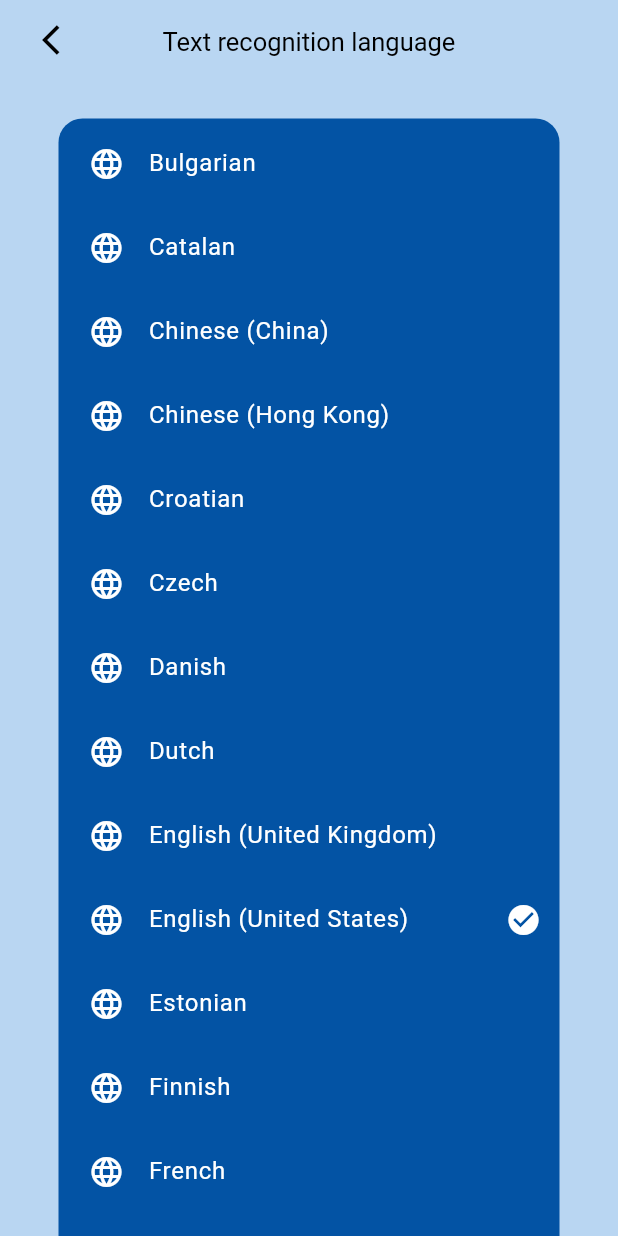
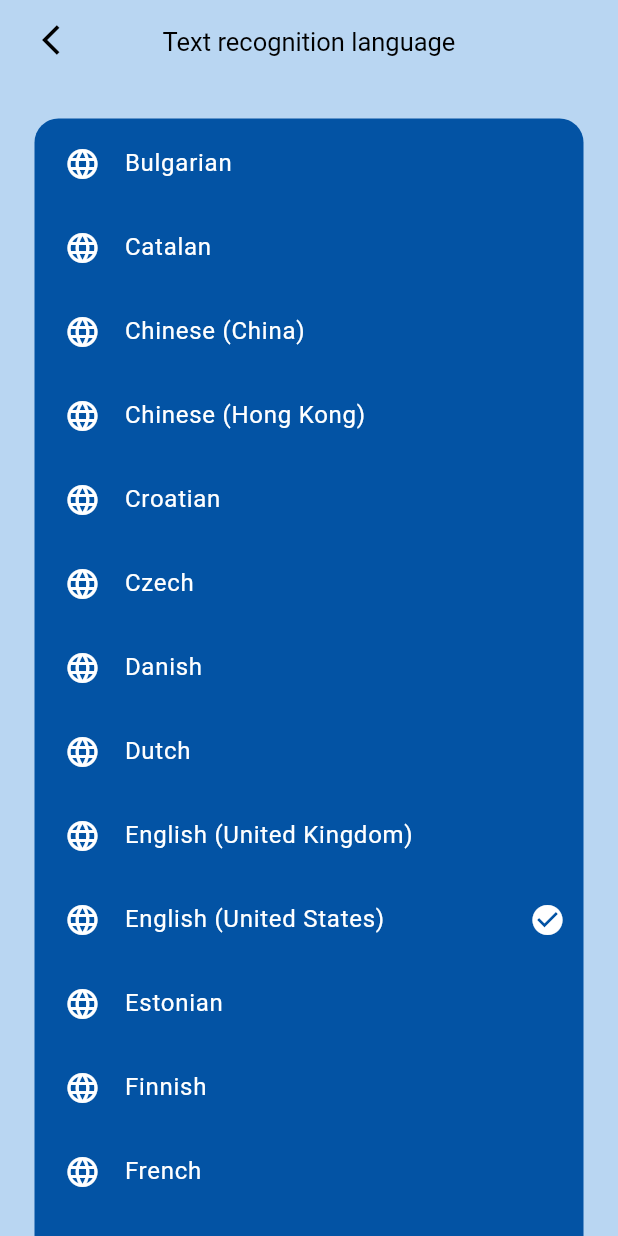
Before and after one commit to benediktscheffel/nodocs, a Flutter app: the SettingsPage screen opened by its route, after a tap on "Text recognition language", on a phone screen of 412 x 824 dp. Run offline on Flutter 3.47's test engine with Material 3 defaults, Android fonts, the phone set to English and light mode, and no system bars; our stand-ins replace camera, carousel_slider, flutter_dotenv, flutter_riverpod, fpdart, freezed_annotation and 7 more; missing offline and left inert: syncfusion_flutter_pdfviewer; generated files the repository leaves out were written again.

Commit message:
feature/1: Removed unnecessary padding from Settings Pages

```diff
--- a/lib/features/settings/pages/settings_page.dart
+++ b/lib/features/settings/pages/settings_page.dart
@@ -25,12 +25,7 @@ class SettingsPage extends StatelessWidget {
         ),
         centerTitle: true,
       ),
-      body: Padding(
-        padding: const EdgeInsets.only(
-          left: 16,
-          right: 16,
-        ),
-        child: ListView(
+      body: ListView(
         scrollDirection: Axis.vertical,
         children: <Widget>[
           SettingsContainer(
@@ -79,7 +74,6 @@ class SettingsPage extends StatelessWidget {
           ),
         ],
       ),
-      ),
     );
   }
 }
--- a/lib/features/settings/pages/text_recognition_language_page.dart
+++ b/lib/features/settings/pages/text_recognition_language_page.dart
@@ -74,12 +74,7 @@ class _TextRecognitionLanguagePageState extends State<TextRecognitionLanguagePag
         ),
         centerTitle: true,
       ),
-      body: Padding(
-        padding: const EdgeInsets.only(
-          left: 16,
-          right: 16,
-        ),
-        child: ListView(
+      body: ListView(
         scrollDirection: Axis.vertical,
         children: <Widget>[
           SettingsContainer(
@@ -102,7 +97,6 @@ class _TextRecognitionLanguagePageState extends State<TextRecognitionLanguagePag
           ),
         ],
       ),
-      ),
     );
   }
 }
```
Lines whose indentation alone changed are shown as unchanged.
